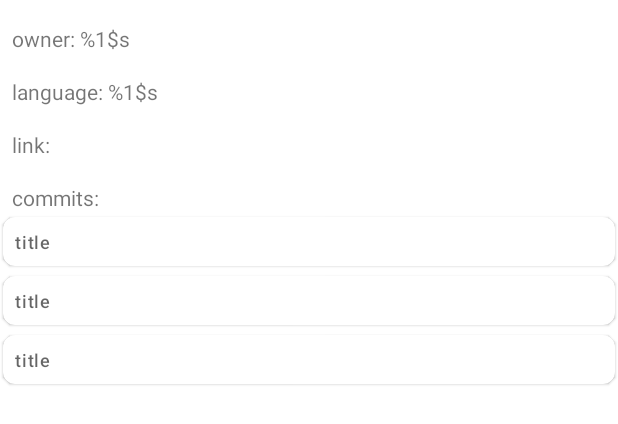
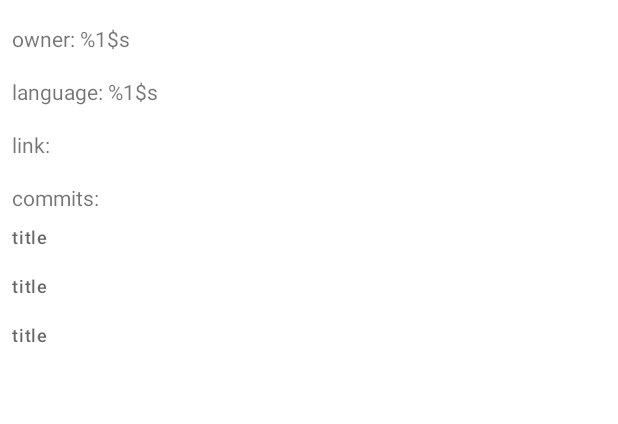
Before and after one commit to simona114/GitRepos, an Android app: the layout fragment_repository_details.xml on its own in the app's theme, with its tools: preview values and no code run, on a phone screen of 412 x 824 dp. Shown: the top 424 px of the screen. Run offline under Robolectric (Android 15) with nearby library versions, the phone set to English and light mode, and no system bars.

Commit message:
Improve commit item layout

```diff
--- a/app/src/main/java/com/example/gitreposF101321/repos/view/details/RepositoryDetailsFragment.kt
+++ b/app/src/main/java/com/example/gitreposF101321/repos/view/details/RepositoryDetailsFragment.kt
@@ -9,9 +9,9 @@ import android.view.View
 import android.view.ViewGroup
 import androidx.appcompat.app.AppCompatActivity
 import androidx.core.text.bold
-import androidx.core.text.color
 import androidx.core.text.underline
 import androidx.fragment.app.Fragment
+import androidx.recyclerview.widget.DividerItemDecoration
 import androidx.recyclerview.widget.LinearLayoutManager
 import com.example.gitreposF101321.R
 import com.example.gitreposF101321.databinding.FragmentRepositoryDetailsBinding
@@ -66,6 +66,12 @@ class RepositoryDetailsFragment : Fragment() {
             binding.rvRepositories.apply {
                 adapter = commitAdapter
                 layoutManager = LinearLayoutManager(activity)
+
+                val dividerItemDecoration = DividerItemDecoration(
+                    context,
+                    (layoutManager as LinearLayoutManager).orientation
+                )
+                addItemDecoration(dividerItemDecoration)
             }
 
         }
--- a/app/src/main/res/layout/item_commit.xml
+++ b/app/src/main/res/layout/item_commit.xml
@@ -1,13 +1,8 @@
 <?xml version="1.0" encoding="utf-8"?>
-<androidx.cardview.widget.CardView xmlns:android="http://schemas.android.com/apk/res/android"
-    xmlns:app="http://schemas.android.com/apk/res-auto"
+<LinearLayout xmlns:android="http://schemas.android.com/apk/res/android"
     xmlns:tools="http://schemas.android.com/tools"
     android:layout_width="match_parent"
-    android:layout_height="wrap_content"
-    app:cardCornerRadius="8dp"
-    app:cardElevation="1dp"
-    app:cardPreventCornerOverlap="false"
-    app:cardUseCompatPadding="true">
+    android:layout_height="wrap_content">
 
     <TextView
         android:id="@+id/tvCommitMessage"
@@ -17,4 +12,4 @@
         android:textAppearance="@style/TextAppearance.Material3.LabelMedium"
         tools:text="@string/repo_title" />
 
-</androidx.cardview.widget.CardView>
+</LinearLayout>
```
